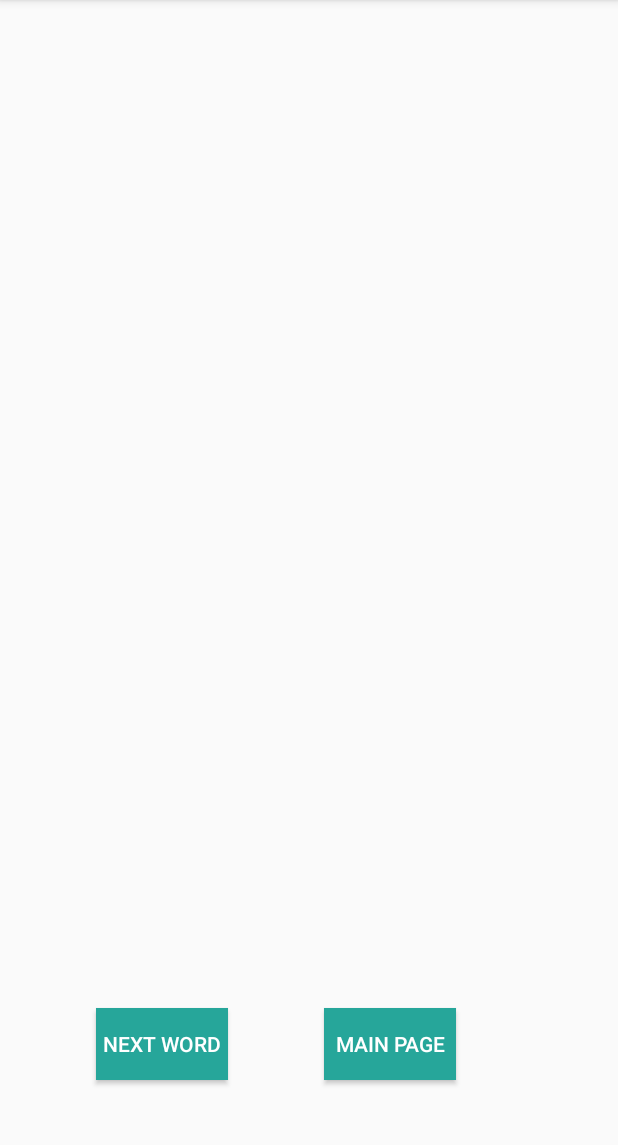
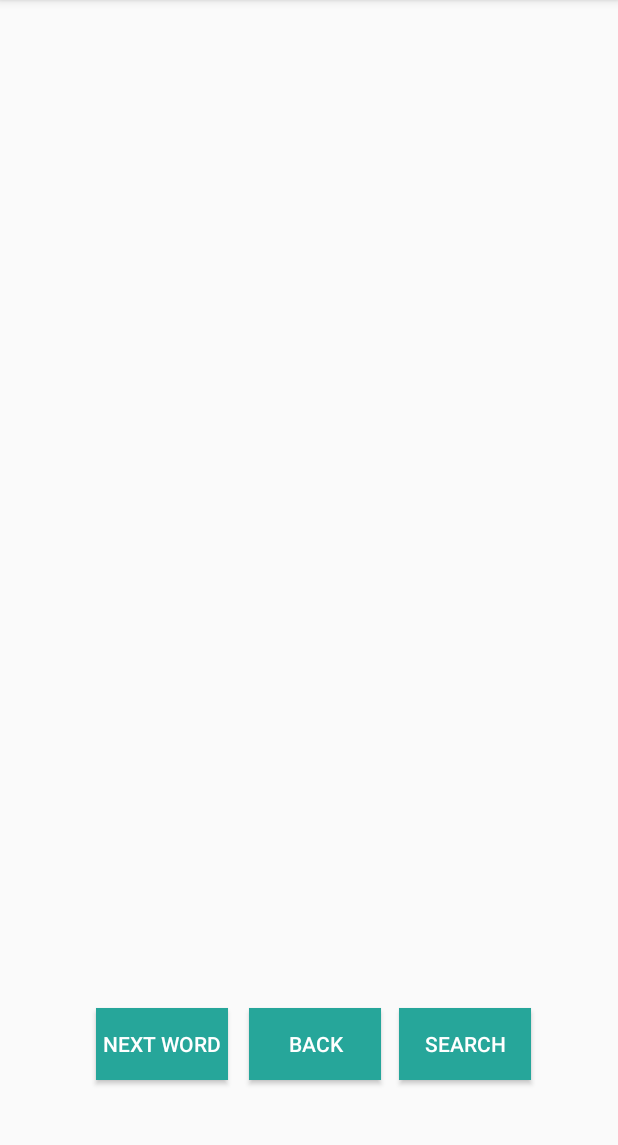
Before and after one commit to scooby-doo/dutch_words, an Android app: the ShowWordsActivity screen opened directly, with no data from a screen before it, on a phone screen of 412 x 824 dp, the part 84-1229 px from its top. Run offline under Robolectric (Android 15) with nearby library versions, the phone set to English and light mode, and no system bars; 2 statements that could not run were skipped.

Commit message:
Implemented search functionality

```diff
--- a/app/src/main/AndroidManifest.xml
+++ b/app/src/main/AndroidManifest.xml
@@ -18,7 +18,8 @@
                 <category android:name="android.intent.category.LAUNCHER" />
             </intent-filter>
         </activity>
-        <activity android:name=".ShowWordsActivity"></activity>
+        <activity android:name=".ShowWordsActivity" />
+        <activity android:name=".SearchWordActivity"></activity>
     </application>
 
 </manifest>
--- a/app/src/main/java/com/dutchwords/edu/dutchwords/MainActivity.java
+++ b/app/src/main/java/com/dutchwords/edu/dutchwords/MainActivity.java
@@ -62,6 +62,11 @@ public class MainActivity extends AppCompatActivity {
         startActivity(intent);
     }
 
+    public void mainSearchWord(View view){
+        Intent intent = new Intent(this, SearchWordActivity.class);
+        startActivity(intent);
+    }
+
     /** Called when user clicks the Get Word and Next Word button */
     public void clearWord(View view) {
         TextView  definition = (TextView) findViewById(R.id.edit_definition);
--- a/app/src/main/java/com/dutchwords/edu/dutchwords/ShowWordsActivity.java
+++ b/app/src/main/java/com/dutchwords/edu/dutchwords/ShowWordsActivity.java
@@ -1,5 +1,6 @@
 package com.dutchwords.edu.dutchwords;
 
+import android.content.Intent;
 import android.os.Bundle;
 import android.support.v7.app.AppCompatActivity;
 import android.view.View;
@@ -41,6 +42,11 @@ public class ShowWordsActivity extends AppCompatActivity {
         finish();
     }
 
+    public void searchWord(View view){
+        Intent intent = new Intent(this, SearchWordActivity.class);
+        startActivity(intent);
+    }
+
 
     private void getWord() {
         if(position == 0) shuffleWords();
--- a/app/src/main/res/layout/activity_show_words.xml
+++ b/app/src/main/res/layout/activity_show_words.xml
@@ -48,7 +48,19 @@
         android:onClick="back"
         android:background="@color/colorPrimary"
         android:textColor="@android:color/white"
-        android:layout_marginStart="200dp"
+        android:layout_marginStart="150dp"
+        android:layout_alignParentBottom="true"
+        android:layout_alignParentStart="true"
+        android:layout_marginBottom="32dp" />
+
+    <Button
+        android:layout_width="wrap_content"
+        android:layout_height="wrap_content"
+        android:text="@string/button_search"
+        android:onClick="searchWord"
+        android:background="@color/colorPrimary"
+        android:textColor="@android:color/white"
+        android:layout_marginStart="250dp"
         android:layout_alignParentBottom="true"
         android:layout_alignParentStart="true"
         android:layout_marginBottom="32dp" />
--- a/app/src/main/res/values/strings.xml
+++ b/app/src/main/res/values/strings.xml
@@ -6,8 +6,9 @@
     <string name="edit_translation">Enter its translation</string>
     <string name="button_add">Add Word</string>
     <string name="button_get">Get a word</string>
+    <string name="button_search">Search</string>
     <string name="button_clear">Clear</string>
-    <string name="button_back">Main Page</string>
+    <string name="button_back">Back</string>
     <string name="button_next">Next word</string>
     <string name="button_exit">Go back to main screen</string>
 </resources>
```
Also changed, not shown: app/src/main/java/com/dutchwords/edu/dutchwords/SearchWordActivity.java (added, +85 -0 lines), app/src/main/res/layout/activity_search_word.xml (added, +62 -0 lines), app/src/main/res/layout/content_main.xml (+13 -0 lines).
